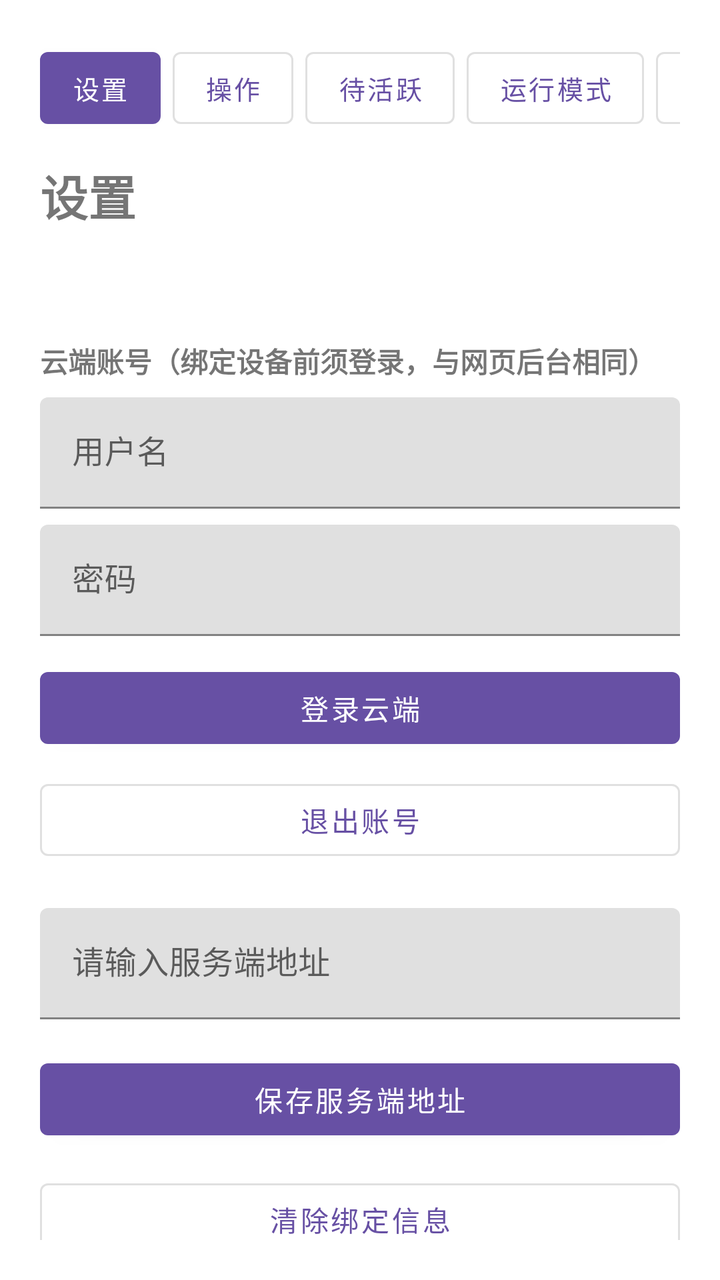
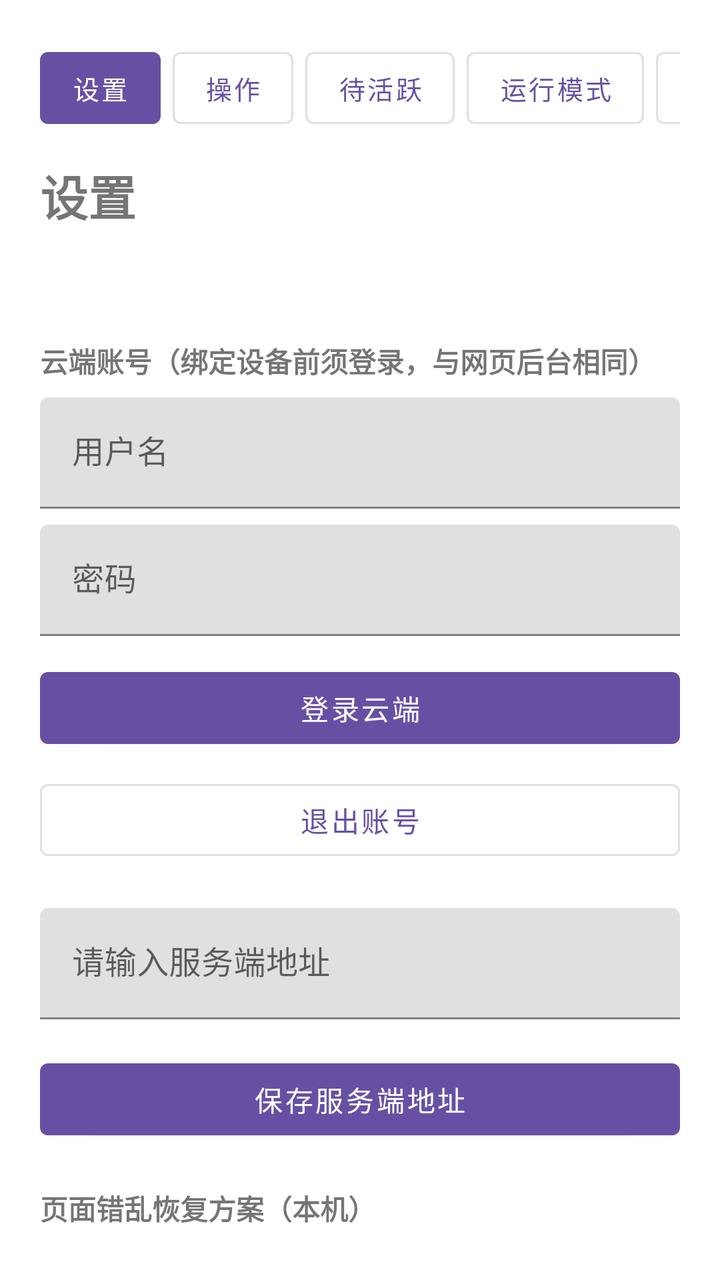

Screens rendered from an Android XML layout before and after an edit, with the pre-edit source and the edit as a unified diff.
<!-- AndroidManifest.xml: application theme Theme.AutoTraces -->
<!-- res/layout/activity_settings.xml -->
<?xml version="1.0" encoding="utf-8"?>
<androidx.core.widget.NestedScrollView xmlns:android="http://schemas.android.com/apk/res/android"
    xmlns:app="http://schemas.android.com/apk/res-auto"
    android:layout_width="match_parent"
    android:layout_height="match_parent"
    android:fillViewport="true"
    android:padding="20dp">

    <androidx.constraintlayout.widget.ConstraintLayout
        android:layout_width="match_parent"
        android:layout_height="wrap_content">

        <HorizontalScrollView
            android:id="@+id/topNavScroll"
            android:layout_width="0dp"
            android:layout_height="wrap_content"
            android:scrollbars="none"
            app:layout_constraintEnd_toEndOf="parent"
            app:layout_constraintStart_toStartOf="parent"
            app:layout_constraintTop_toTopOf="parent">

            <LinearLayout
                android:layout_width="wrap_content"
                android:layout_height="wrap_content"
                android:orientation="horizontal">

                <com.google.android.material.button.MaterialButton
                    android:id="@+id/showSettingsButton"
                    style="@style/Widget.MaterialComponents.Button"
                    android:layout_width="wrap_content"
                    android:layout_height="wrap_content"
                    android:minWidth="0dp"
                    android:text="设置"
                    android:textSize="13sp" />

                <com.google.android.material.button.MaterialButton
                    android:id="@+id/showActionButton"
                    style="@style/Widget.MaterialComponents.Button.OutlinedButton"
                    android:layout_width="wrap_content"
                    android:layout_height="wrap_content"
                    android:layout_marginStart="6dp"
                    android:minWidth="0dp"
                    android:text="操作"
                    android:textSize="13sp" />

                <com.google.android.material.button.MaterialButton
                    android:id="@+id/showPendingActivateButton"
                    style="@style/Widget.MaterialComponents.Button.OutlinedButton"
                    android:layout_width="wrap_content"
                    android:layout_height="wrap_content"
                    android:layout_marginStart="6dp"
                    android:minWidth="0dp"
                    android:text="待活跃"
                    android:textSize="13sp" />

                <com.google.android.material.button.MaterialButton
                    android:id="@+id/showControlModeButton"
                    style="@style/Widget.MaterialComponents.Button.OutlinedButton"
                    android:layout_width="wrap_content"
                    android:layout_height="wrap_content"
                    android:layout_marginStart="6dp"
                    android:minWidth="0dp"
                    android:text="运行模式"
                    android:textSize="13sp" />

                <com.google.android.material.button.MaterialButton
                    android:id="@+id/showVideoDedButton"
                    style="@style/Widget.MaterialComponents.Button.OutlinedButton"
                    android:layout_width="wrap_content"
                    android:layout_height="wrap_content"
                    android:layout_marginStart="6dp"
                    android:minWidth="0dp"
                    android:text="@string/nav_video_ded"
                    android:textSize="13sp" />

                <com.google.android.material.button.MaterialButton
                    android:id="@+id/showLogButton"
                    style="@style/Widget.MaterialComponents.Button.OutlinedButton"
                    android:layout_width="wrap_content"
                    android:layout_height="wrap_content"
                    android:layout_marginStart="6dp"
                    android:minWidth="0dp"
                    android:text="日志"
                    android:textSize="13sp" />
            </LinearLayout>
        </HorizontalScrollView>

        <TextView
            android:id="@+id/titleText"
            android:layout_width="0dp"
            android:layout_height="wrap_content"
            android:layout_marginTop="12dp"
            android:text="@string/settings_title"
            android:textSize="24sp"
            android:textStyle="bold"
            app:layout_constraintEnd_toEndOf="parent"
            app:layout_constraintStart_toStartOf="parent"
            app:layout_constraintTop_toBottomOf="@id/topNavScroll" />

        <TextView
            android:id="@+id/deviceInfoText"
            android:layout_width="0dp"
            android:layout_height="wrap_content"
            android:layout_marginTop="16dp"
            app:layout_constraintEnd_toEndOf="parent"
            app:layout_constraintStart_toStartOf="parent"
            app:layout_constraintTop_toBottomOf="@id/titleText" />

        <TextView
            android:id="@+id/cloudAuthTitle"
            android:layout_width="0dp"
            android:layout_height="wrap_content"
            android:layout_marginTop="20dp"
            android:text="云端账号（绑定设备前须登录，与网页后台相同）"
            android:textStyle="bold"
            app:layout_constraintEnd_toEndOf="parent"
            app:layout_constraintStart_toStartOf="parent"
            app:layout_constraintTop_toBottomOf="@id/deviceInfoText" />

        <com.google.android.material.textfield.TextInputLayout
            android:id="@+id/cloudUsernameLayout"
            android:layout_width="0dp"
            android:layout_height="wrap_content"
            android:layout_marginTop="8dp"
            android:hint="用户名"
            app:layout_constraintEnd_toEndOf="parent"
            app:layout_constraintStart_toStartOf="parent"
            app:layout_constraintTop_toBottomOf="@id/cloudAuthTitle">

            <com.google.android.material.textfield.TextInputEditText
                android:id="@+id/cloudUsernameInput"
                android:layout_width="match_parent"
                android:layout_height="wrap_content"
                android:inputType="text" />
        </com.google.android.material.textfield.TextInputLayout>

        <com.google.android.material.textfield.TextInputLayout
            android:id="@+id/cloudPasswordLayout"
            android:layout_width="0dp"
            android:layout_height="wrap_content"
            android:layout_marginTop="8dp"
            android:hint="密码"
            app:layout_constraintEnd_toEndOf="parent"
            app:layout_constraintStart_toStartOf="parent"
            app:layout_constraintTop_toBottomOf="@id/cloudUsernameLayout">

            <com.google.android.material.textfield.TextInputEditText
                android:id="@+id/cloudPasswordInput"
                android:layout_width="match_parent"
                android:layout_height="wrap_content"
                android:inputType="textPassword" />
        </com.google.android.material.textfield.TextInputLayout>

        <com.google.android.material.button.MaterialButton
            android:id="@+id/cloudLoginButton"
            android:layout_width="0dp"
            android:layout_height="wrap_content"
            android:layout_marginTop="12dp"
            android:text="登录云端"
            app:layout_constraintEnd_toEndOf="parent"
            app:layout_constraintStart_toStartOf="parent"
            app:layout_constraintTop_toBottomOf="@id/cloudPasswordLayout" />

        <com.google.android.material.button.MaterialButton
            android:id="@+id/cloudLogoutButton"
            style="@style/Widget.MaterialComponents.Button.OutlinedButton"
            android:layout_width="0dp"
            android:layout_height="wrap_content"
            android:layout_marginTop="8dp"
            android:text="退出账号"
            app:layout_constraintEnd_toEndOf="parent"
            app:layout_constraintStart_toStartOf="parent"
            app:layout_constraintTop_toBottomOf="@id/cloudLoginButton" />

        <com.google.android.material.textfield.TextInputLayout
            android:id="@+id/serverUrlLayout"
            android:layout_width="0dp"
            android:layout_height="wrap_content"
            android:layout_marginTop="20dp"
            app:layout_constraintEnd_toEndOf="parent"
            app:layout_constraintStart_toStartOf="parent"
            app:layout_constraintTop_toBottomOf="@id/cloudLogoutButton">

            <com.google.android.material.textfield.TextInputEditText
                android:id="@+id/serverUrlInput"
                android:layout_width="match_parent"
                android:layout_height="wrap_content"
                android:hint="@string/hint_server_url"
                android:inputType="textUri" />
        </com.google.android.material.textfield.TextInputLayout>

        <com.google.android.material.button.MaterialButton
            android:id="@+id/saveServerButton"
            android:layout_width="0dp"
            android:layout_height="wrap_content"
            android:layout_marginTop="16dp"
            android:text="@string/action_save_server"
            app:layout_constraintEnd_toEndOf="parent"
            app:layout_constraintStart_toStartOf="parent"
            app:layout_constraintTop_toBottomOf="@id/serverUrlLayout" />

        <com.google.android.material.button.MaterialButton
            android:id="@+id/clearBindingButton"
            style="@style/Widget.MaterialComponents.Button.OutlinedButton"
            android:layout_width="0dp"
            android:layout_height="wrap_content"
            android:layout_marginTop="12dp"
            android:text="@string/action_clear_binding"
            app:layout_constraintEnd_toEndOf="parent"
            app:layout_constraintStart_toStartOf="parent"
            app:layout_constraintTop_toBottomOf="@id/saveServerButton" />

        <com.google.android.material.button.MaterialButton
            android:id="@+id/openConfigParamsButton"
            style="@style/Widget.MaterialComponents.Button.OutlinedButton"
            android:layout_width="0dp"
            android:layout_height="wrap_content"
            android:layout_marginTop="12dp"
            android:text="@string/action_open_config_params"
            app:layout_constraintEnd_toEndOf="parent"
            app:layout_constraintStart_toStartOf="parent"
            app:layout_constraintTop_toBottomOf="@id/clearBindingButton" />

        <TextView
            android:id="@+id/statusText"
            android:layout_width="0dp"
            android:layout_height="wrap_content"
            android:layout_marginTop="20dp"
            android:textColor="@android:color/darker_gray"
            app:layout_constraintEnd_toEndOf="parent"
            app:layout_constraintStart_toStartOf="parent"
            app:layout_constraintTop_toBottomOf="@id/openConfigParamsButton" />

        <TextView
            android:id="@+id/versionText"
            android:layout_width="0dp"
            android:layout_height="wrap_content"
            android:layout_marginTop="24dp"
            android:gravity="center"
            android:textColor="@android:color/darker_gray"
            android:textSize="12sp"
            app:layout_constraintEnd_toEndOf="parent"
            app:layout_constraintStart_toStartOf="parent"
            app:layout_constraintTop_toBottomOf="@id/statusText" />

    </androidx.constraintlayout.widget.ConstraintLayout>

</androidx.core.widget.NestedScrollView>
<!-- resources referenced by this layout -->
<resources>
  <string name="action_clear_binding">清除绑定信息</string>
  <string name="action_open_config_params">查看配置参数</string>
  <string name="action_save_server">保存服务端地址</string>
  <string name="hint_server_url">请输入服务端地址</string>
  <string name="nav_video_ded">PC传输</string>
  <string name="settings_title">设置</string>
  <style name="Theme.AutoTraces" parent="Theme.MaterialComponents.DayNight.NoActionBar">
          <item name="colorPrimary">@color/purple_500</item>
          <item name="colorPrimaryVariant">@color/purple_700</item>
          <item name="colorOnPrimary">@color/white</item>
          <item name="android:statusBarColor" tools:targetApi="l">@color/purple_700</item>
      </style>
  <color name="purple_500">#6750A4</color>
  <color name="purple_700">#4F378B</color>
  <color name="white">#FFFFFF</color>
</resources>

<!-- the commit's change to res/layout/activity_settings.xml (unified diff, before → after) -->
@@ -199,6 +199,40 @@
             app:layout_constraintStart_toStartOf="parent"
             app:layout_constraintTop_toBottomOf="@id/serverUrlLayout" />
 
+        <TextView
+            android:id="@+id/pageDisorderRecoveryTitle"
+            android:layout_width="0dp"
+            android:layout_height="wrap_content"
+            android:layout_marginTop="20dp"
+            android:text="页面错乱恢复方案（本机）"
+            android:textStyle="bold"
+            app:layout_constraintEnd_toEndOf="parent"
+            app:layout_constraintStart_toStartOf="parent"
+            app:layout_constraintTop_toBottomOf="@id/saveServerButton" />
+
+        <RadioGroup
+            android:id="@+id/pageDisorderRecoveryGroup"
+            android:layout_width="0dp"
+            android:layout_height="wrap_content"
+            android:layout_marginTop="8dp"
+            android:orientation="vertical"
+            app:layout_constraintEnd_toEndOf="parent"
+            app:layout_constraintStart_toStartOf="parent"
+            app:layout_constraintTop_toBottomOf="@id/pageDisorderRecoveryTitle">
+
+            <RadioButton
+                android:id="@+id/pageDisorderForceRestartRadio"
+                android:layout_width="match_parent"
+                android:layout_height="wrap_content"
+                android:text="原方案：直接强关重启 TikTok（默认）" />
+
+            <RadioButton
+                android:id="@+id/pageDisorderBackHomeRadio"
+                android:layout_width="match_parent"
+                android:layout_height="wrap_content"
+                android:text="当前方案：优先导航返回回首页" />
+        </RadioGroup>
+
         <com.google.android.material.button.MaterialButton
             android:id="@+id/clearBindingButton"
             style="@style/Widget.MaterialComponents.Button.OutlinedButton"
@@ -208,7 +242,7 @@
             android:text="@string/action_clear_binding"
             app:layout_constraintEnd_toEndOf="parent"
             app:layout_constraintStart_toStartOf="parent"
-            app:layout_constraintTop_toBottomOf="@id/saveServerButton" />
+            app:layout_constraintTop_toBottomOf="@id/pageDisorderRecoveryGroup" />
 
         <com.google.android.material.button.MaterialButton
             android:id="@+id/openConfigParamsButton"
